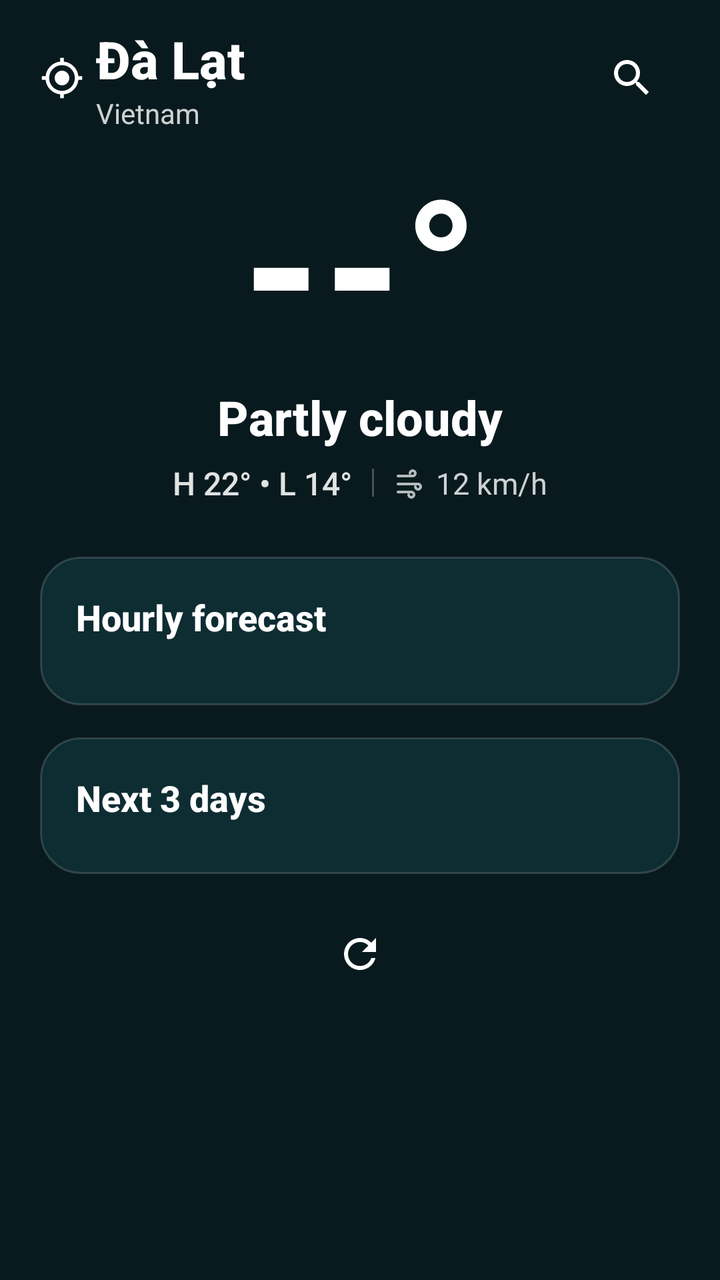
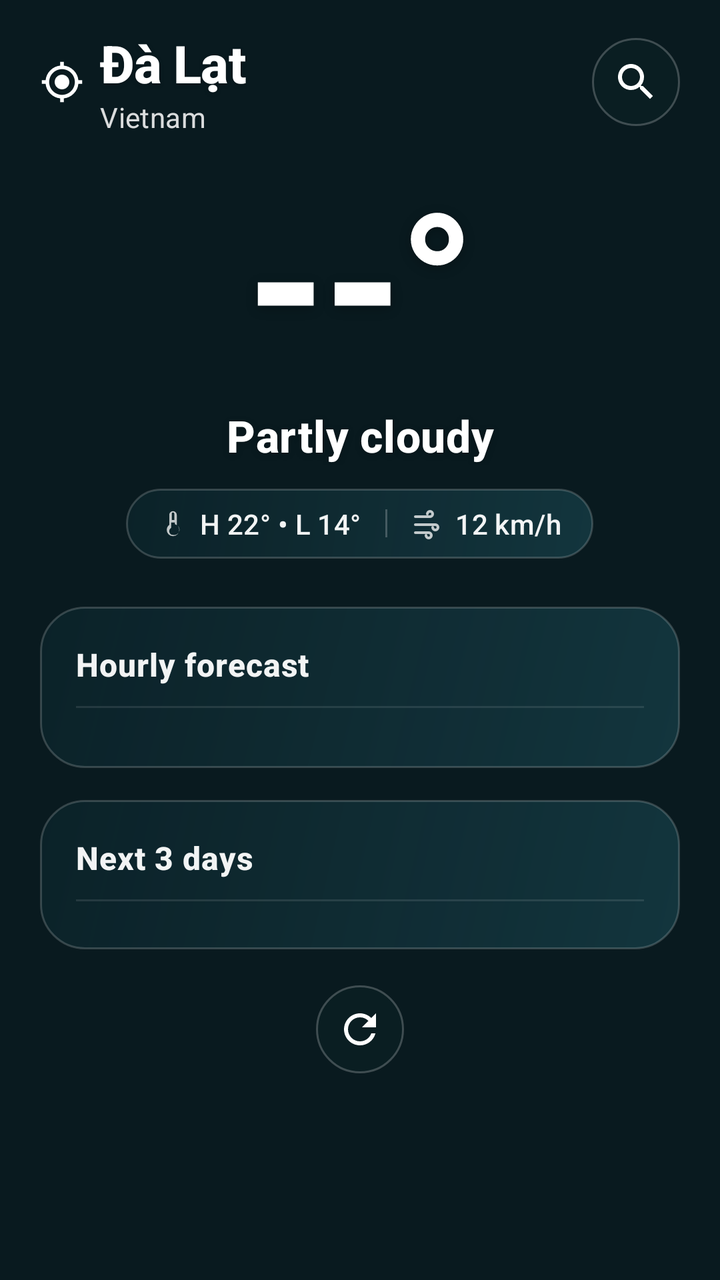

Two renders of the same Android screen: before a commit and after it. Below are the layout's source before the change and the commit's diff.
<!-- AndroidManifest.xml: application theme Theme.K3Weather -->
<!-- res/layout/layout_forecast.xml -->
<?xml version="1.0" encoding="utf-8"?>
<androidx.core.widget.NestedScrollView xmlns:android="http://schemas.android.com/apk/res/android"
    xmlns:app="http://schemas.android.com/apk/res-auto"
    android:layout_width="match_parent"
    android:layout_height="match_parent"
    android:fillViewport="true"
    android:background="@android:color/transparent">

    <LinearLayout
        android:layout_width="match_parent"
        android:layout_height="wrap_content"
        android:orientation="vertical"
        android:paddingHorizontal="20dp"
        android:paddingTop="12dp"
        android:paddingBottom="24dp">

        
        <LinearLayout
            android:layout_width="match_parent"
            android:layout_height="wrap_content"
            android:gravity="center_vertical"
            android:orientation="horizontal">

            <ImageView
                android:id="@+id/ivLocationPin"
                android:layout_width="22dp"
                android:layout_height="22dp"
                android:layout_marginEnd="6dp"
                android:contentDescription="@null"
                android:src="@drawable/ic_location"
                app:tint="@android:color/white" />

            <LinearLayout
                android:layout_width="0dp"
                android:layout_height="wrap_content"
                android:layout_weight="1"
                android:orientation="vertical">

                <TextView
                    android:id="@+id/cityName"
                    android:layout_width="wrap_content"
                    android:layout_height="wrap_content"
                    android:text="Đà Lạt"
                    android:textColor="@android:color/white"
                    android:textSize="26sp"
                    android:textStyle="bold"
                    android:fontFamily="sans-serif-medium" />

                <TextView
                    android:id="@+id/citySubtitle"
                    android:layout_width="wrap_content"
                    android:layout_height="wrap_content"
                    android:text="Vietnam"
                    android:textColor="#CCFFFFFF"
                    android:textSize="14sp"
                    android:fontFamily="sans-serif" />
            </LinearLayout>

            
            <ImageButton
                android:id="@+id/btnCurrentLocation"
                android:layout_width="44dp"
                android:layout_height="44dp"
                android:layout_marginEnd="6dp"
                android:background="@drawable/bg_circle_translucent"
                android:contentDescription="@string/my_location"
                android:padding="10dp"
                android:src="@drawable/ic_my_location"
                android:visibility="gone"
                app:tint="@color/accent_cyan" />

            <ImageButton
                android:id="@+id/searchButton"
                android:layout_width="48dp"
                android:layout_height="48dp"
                android:background="?attr/selectableItemBackgroundBorderless"
                android:contentDescription="Search cities"
                android:src="@drawable/ic_search"
                app:tint="@android:color/white" />
        </LinearLayout>

        
        <LinearLayout
            android:id="@+id/btnReturnCurrentLocation"
            android:layout_width="wrap_content"
            android:layout_height="wrap_content"
            android:layout_marginTop="8dp"
            android:background="@drawable/bg_pill_accent_translucent"
            android:gravity="center_vertical"
            android:orientation="horizontal"
            android:paddingHorizontal="12dp"
            android:paddingVertical="6dp"
            android:clickable="true"
            android:focusable="true"
            android:visibility="gone">

            <ImageView
                android:id="@+id/ivReturnIcon"
                android:layout_width="14dp"
                android:layout_height="14dp"
                android:layout_marginEnd="6dp"
                android:contentDescription="@null"
                android:src="@drawable/ic_my_location"
                app:tint="@color/accent_cyan" />

            <TextView
                android:id="@+id/tvReturnLabel"
                android:layout_width="wrap_content"
                android:layout_height="wrap_content"
                android:text="@string/return_to_current_location"
                android:textColor="@color/accent_cyan"
                android:textSize="12sp"
                android:fontFamily="sans-serif-medium" />
        </LinearLayout>

        <TextView
            android:id="@+id/staleBadge"
            android:layout_width="wrap_content"
            android:layout_height="wrap_content"
            android:layout_gravity="center_horizontal"
            android:layout_marginTop="10dp"
            android:background="@drawable/bg_card_translucent"
            android:paddingHorizontal="12dp"
            android:paddingVertical="5dp"
            android:text="@string/showing_saved_forecast"
            android:textColor="@android:color/white"
            android:textSize="12sp"
            android:visibility="gone" />

        <ProgressBar
            android:id="@+id/forecastProgress"
            android:layout_width="32dp"
            android:layout_height="32dp"
            android:layout_gravity="center_horizontal"
            android:layout_marginTop="8dp"
            android:visibility="gone" />

        
        <TextView
            android:id="@+id/temperature"
            android:layout_width="match_parent"
            android:layout_height="wrap_content"
            android:gravity="center"
            android:layout_marginTop="14dp"
            android:text="--°"
            android:textColor="@android:color/white"
            android:textSize="96sp"
            android:textStyle="bold"
            android:fontFamily="sans-serif-medium"
            android:includeFontPadding="false" />

        
        <TextView
            android:id="@+id/condition"
            android:layout_width="match_parent"
            android:layout_height="wrap_content"
            android:gravity="center"
            android:text="Partly cloudy"
            android:textColor="@android:color/white"
            android:textSize="24sp"
            android:textStyle="bold"
            android:fontFamily="sans-serif-medium" />

        
        <LinearLayout
            android:id="@+id/rowDetails"
            android:layout_width="wrap_content"
            android:layout_height="wrap_content"
            android:layout_gravity="center_horizontal"
            android:layout_marginTop="6dp"
            android:gravity="center_vertical"
            android:orientation="horizontal">

            <TextView
                android:id="@+id/highLow"
                android:layout_width="wrap_content"
                android:layout_height="wrap_content"
                android:text="H 22° • L 14°"
                android:textColor="#E0FFFFFF"
                android:textSize="16sp"
                android:fontFamily="sans-serif-medium" />

            <View
                android:layout_width="1dp"
                android:layout_height="14dp"
                android:layout_marginHorizontal="10dp"
                android:background="#40FFFFFF" />

            <ImageView
                android:layout_width="16dp"
                android:layout_height="16dp"
                android:layout_marginEnd="5dp"
                android:contentDescription="@null"
                android:src="@drawable/ic_wind"
                app:tint="#CCFFFFFF" />

            <TextView
                android:id="@+id/tvWindSpeed"
                android:layout_width="wrap_content"
                android:layout_height="wrap_content"
                android:text="12 km/h"
                android:textColor="#CCFFFFFF"
                android:textSize="15sp"
                android:fontFamily="sans-serif" />
        </LinearLayout>

        
        <LinearLayout
            android:layout_width="match_parent"
            android:layout_height="wrap_content"
            android:layout_marginTop="26dp"
            android:background="@drawable/bg_card_translucent"
            android:orientation="vertical"
            android:padding="18dp">

            <TextView
                android:layout_width="wrap_content"
                android:layout_height="wrap_content"
                android:text="@string/hourly_forecast"
                android:textColor="@android:color/white"
                android:textSize="18sp"
                android:textStyle="bold"
                android:fontFamily="sans-serif-medium" />

            <androidx.recyclerview.widget.RecyclerView
                android:id="@+id/hourlyList"
                android:layout_width="match_parent"
                android:layout_height="wrap_content"
                android:layout_marginTop="14dp"
                android:clipToPadding="false"
                android:orientation="horizontal"
                android:overScrollMode="never"
                app:layoutManager="androidx.recyclerview.widget.LinearLayoutManager" />
        </LinearLayout>

        
        <LinearLayout
            android:layout_width="match_parent"
            android:layout_height="wrap_content"
            android:layout_marginTop="16dp"
            android:background="@drawable/bg_card_translucent"
            android:orientation="vertical"
            android:padding="18dp">

            <TextView
                android:layout_width="wrap_content"
                android:layout_height="wrap_content"
                android:text="@string/next_3_days"
                android:textColor="@android:color/white"
                android:textSize="18sp"
                android:textStyle="bold"
                android:fontFamily="sans-serif-medium" />

            <LinearLayout
                android:id="@+id/dailyRows"
                android:layout_width="match_parent"
                android:layout_height="wrap_content"
                android:orientation="vertical"
                android:layout_marginTop="8dp" />
        </LinearLayout>

        
        <LinearLayout
            android:layout_width="match_parent"
            android:layout_height="wrap_content"
            android:gravity="center"
            android:orientation="horizontal"
            android:layout_marginTop="16dp">

            <Button
                android:id="@+id/retryButton"
                android:layout_width="wrap_content"
                android:layout_height="wrap_content"
                android:text="Retry"
                android:visibility="gone" />

            <ImageButton
                android:id="@+id/refreshButton"
                android:layout_width="48dp"
                android:layout_height="48dp"
                android:background="?attr/selectableItemBackgroundBorderless"
                android:contentDescription="Refresh forecast"
                android:src="@drawable/ic_refresh"
                app:tint="@android:color/white" />
        </LinearLayout>
    </LinearLayout>
</androidx.core.widget.NestedScrollView>
<!-- resources referenced by this layout -->
<resources>
  <color name="accent_cyan">#00E5FF</color>
  <!-- drawable bg_card_translucent (drawable) -->
  <shape xmlns:android="http://schemas.android.com/apk/res/android"
      android:shape="rectangle">
      <solid android:color="#C010343A" />
      <corners android:radius="20dp" />
      <stroke
          android:width="1dp"
          android:color="#26FFFFFF" />
  </shape>
  <!-- drawable bg_circle_translucent (drawable) -->
  <?xml version="1.0" encoding="utf-8"?>
  <shape xmlns:android="http://schemas.android.com/apk/res/android"
      android:shape="oval">
      <solid android:color="#330E282E" />
      <stroke
          android:width="1dp"
          android:color="#4DFFFFFF" />
  </shape>
  <!-- drawable bg_pill_accent_translucent (drawable) -->
  <?xml version="1.0" encoding="utf-8"?>
  <shape xmlns:android="http://schemas.android.com/apk/res/android"
      android:shape="rectangle">
      <corners android:radius="14dp" />
      <solid android:color="#2600E5FF" />
      <stroke
          android:width="1dp"
          android:color="#6600E5FF" />
  </shape>
  <!-- drawable ic_refresh (drawable) -->
  <vector xmlns:android="http://schemas.android.com/apk/res/android"
      android:width="24dp"
      android:height="24dp"
      android:viewportWidth="24"
      android:viewportHeight="24">
      <path
          android:fillColor="#FFFFFF"
          android:pathData="M17.65,6.35C16.2,4.9 14.21,4 12,4c-4.42,0 -7.99,3.58 -7.99,8s3.57,8 7.99,8c3.73,0 6.84,-2.55 7.73,-6h-2.08c-0.82,2.33 -3.04,4 -5.65,4 -3.31,0 -6,-2.69 -6,-6s2.69,-6 6,-6c1.66,0 3.14,0.69 4.22,1.78L13,11h7V4l-2.35,2.35z"/>
  </vector>
  <!-- drawable ic_search (drawable) -->
  <vector xmlns:android="http://schemas.android.com/apk/res/android"
      android:width="24dp"
      android:height="24dp"
      android:viewportWidth="24"
      android:viewportHeight="24">
      <path
          android:fillColor="#FFFFFF"
          android:pathData="M15.5,14h-0.79l-0.28,-0.27C15.41,12.59 16,11.11 16,9.5 16,5.91 13.09,3 9.5,3S3,5.91 3,9.5 5.91,16 9.5,16c1.61,0 3.09,-0.59 4.23,-1.57l0.27,0.28v0.79l5,4.99L20.49,19l-4.99,-5zM9.5,14C7.01,14 5,11.99 5,9.5S7.01,5 9.5,5 14,7.01 14,9.5 11.99,14 9.5,14z"/>
  </vector>
  <!-- drawable ic_wind (drawable) -->
  <vector xmlns:android="http://schemas.android.com/apk/res/android"
      android:width="24dp"
      android:height="24dp"
      android:viewportWidth="24"
      android:viewportHeight="24">
      <path
          android:fillColor="#E0FFFFFF"
          android:pathData="M3,8h11a3,3 0 1,0 -3,-3 1,1 0 0,0 2,0 1,1 0 1,1 1,1H3a1,1 0 0,0 0,2zm15,4H3a1,1 0 0,0 0,2h15a1,1 0 1,1 -1,1 1,1 0 0,0 -2,0 3,3 0 1,0 3,-3zm-5,6H3a1,1 0 0,0 0,2h10a1,1 0 1,1 -1,1 1,1 0 0,0 -2,0 3,3 0 1,0 3,-3z"/>
  </vector>
  <string name="hourly_forecast">Hourly forecast</string>
  <string name="my_location">My Location</string>
  <string name="next_3_days">Next 3 days</string>
  <string name="return_to_current_location">Return to current location</string>
  <string name="showing_saved_forecast">Showing saved forecast</string>
  <color name="primary_teal">#0F2C33</color>
  <color name="primary_dark_teal">#091A1F</color>
  <!-- unchanged entries left out for length: 3 -->
</resources>

<!-- the commit's change to res/layout/layout_forecast.xml (unified diff, before → after) -->
@@ -4,6 +4,7 @@
     android:layout_width="match_parent"
     android:layout_height="match_parent"
     android:fillViewport="true"
+    android:overScrollMode="never"
     android:background="@android:color/transparent">
 
     <LinearLayout
@@ -11,8 +12,8 @@
         android:layout_height="wrap_content"
         android:orientation="vertical"
         android:paddingHorizontal="20dp"
-        android:paddingTop="12dp"
-        android:paddingBottom="24dp">
+        android:paddingTop="14dp"
+        android:paddingBottom="28dp">
 
         
         <LinearLayout
@@ -25,7 +26,7 @@
                 android:id="@+id/ivLocationPin"
                 android:layout_width="22dp"
                 android:layout_height="22dp"
-                android:layout_marginEnd="6dp"
+                android:layout_marginEnd="8dp"
                 android:contentDescription="@null"
                 android:src="@drawable/ic_location"
                 app:tint="@android:color/white" />
@@ -34,25 +35,36 @@
                 android:layout_width="0dp"
                 android:layout_height="wrap_content"
                 android:layout_weight="1"
+                android:layout_marginEnd="8dp"
                 android:orientation="vertical">
 
                 <TextView
                     android:id="@+id/cityName"
                     android:layout_width="wrap_content"
                     android:layout_height="wrap_content"
+                    android:ellipsize="end"
+                    android:maxLines="1"
                     android:text="Đà Lạt"
                     android:textColor="@android:color/white"
                     android:textSize="26sp"
                     android:textStyle="bold"
+                    android:letterSpacing="-0.01"
+                    android:shadowColor="#33000000"
+                    android:shadowDx="0"
+                    android:shadowDy="2"
+                    android:shadowRadius="6"
                     android:fontFamily="sans-serif-medium" />
 
                 <TextView
                     android:id="@+id/citySubtitle"
                     android:layout_width="wrap_content"
                     android:layout_height="wrap_content"
+                    android:ellipsize="end"
+                    android:maxLines="1"
                     android:text="Vietnam"
-                    android:textColor="#CCFFFFFF"
+                    android:textColor="#D9FFFFFF"
                     android:textSize="14sp"
+                    android:letterSpacing="0.01"
                     android:fontFamily="sans-serif" />
             </LinearLayout>
 
@@ -61,7 +73,7 @@
                 android:id="@+id/btnCurrentLocation"
                 android:layout_width="44dp"
                 android:layout_height="44dp"
-                android:layout_marginEnd="6dp"
+                android:layout_marginEnd="8dp"
                 android:background="@drawable/bg_circle_translucent"
                 android:contentDescription="@string/my_location"
                 android:padding="10dp"
@@ -71,10 +83,11 @@
 
             <ImageButton
                 android:id="@+id/searchButton"
-                android:layout_width="48dp"
-                android:layout_height="48dp"
-                android:background="?attr/selectableItemBackgroundBorderless"
-                android:contentDescription="Search cities"
+                android:layout_width="44dp"
+                android:layout_height="44dp"
+                android:background="@drawable/bg_circle_translucent"
+                android:padding="10dp"
+                android:contentDescription="@string/search_locations"
                 android:src="@drawable/ic_search"
                 app:tint="@android:color/white" />
         </LinearLayout>
@@ -84,12 +97,12 @@
             android:id="@+id/btnReturnCurrentLocation"
             android:layout_width="wrap_content"
             android:layout_height="wrap_content"
-            android:layout_marginTop="8dp"
+            android:layout_marginTop="10dp"
             android:background="@drawable/bg_pill_accent_translucent"
             android:gravity="center_vertical"
             android:orientation="horizontal"
-            android:paddingHorizontal="12dp"
-            android:paddingVertical="6dp"
+            android:paddingHorizontal="14dp"
+            android:paddingVertical="7dp"
             android:clickable="true"
             android:focusable="true"
             android:visibility="gone">
@@ -110,6 +123,7 @@
                 android:text="@string/return_to_current_location"
                 android:textColor="@color/accent_cyan"
                 android:textSize="12sp"
+                android:letterSpacing="0.01"
                 android:fontFamily="sans-serif-medium" />
         </LinearLayout>
 
@@ -120,11 +134,13 @@
             android:layout_gravity="center_horizontal"
             android:layout_marginTop="10dp"
             android:background="@drawable/bg_card_translucent"
-            android:paddingHorizontal="12dp"
-            android:paddingVertical="5dp"
+            android:paddingHorizontal="14dp"
+            android:paddingVertical="6dp"
             android:text="@string/showing_saved_forecast"
-            android:textColor="@android:color/white"
+            android:textColor="#E6FFFFFF"
             android:textSize="12sp"
+            android:letterSpacing="0.02"
+            android:fontFamily="sans-serif-medium"
             android:visibility="gone" />
 
         <ProgressBar
@@ -141,11 +157,16 @@
             android:layout_width="match_parent"
             android:layout_height="wrap_content"
             android:gravity="center"
-            android:layout_marginTop="14dp"
+            android:layout_marginTop="18dp"
             android:text="--°"
             android:textColor="@android:color/white"
-            android:textSize="96sp"
+            android:textSize="98sp"
             android:textStyle="bold"
+            android:letterSpacing="-0.03"
+            android:shadowColor="#40000000"
+            android:shadowDx="0"
+            android:shadowDy="4"
+            android:shadowRadius="14"
             android:fontFamily="sans-serif-medium"
             android:includeFontPadding="false" />
 
@@ -154,11 +175,17 @@
             android:id="@+id/condition"
             android:layout_width="match_parent"
             android:layout_height="wrap_content"
+            android:layout_marginTop="2dp"
             android:gravity="center"
             android:text="Partly cloudy"
             android:textColor="@android:color/white"
-            android:textSize="24sp"
+            android:textSize="22sp"
             android:textStyle="bold"
+            android:letterSpacing="0.01"
+            android:shadowColor="#33000000"
+            android:shadowDx="0"
+            android:shadowDy="2"
+            android:shadowRadius="8"
             android:fontFamily="sans-serif-medium" />
 
         
@@ -167,48 +194,61 @@
             android:layout_width="wrap_content"
             android:layout_height="wrap_content"
             android:layout_gravity="center_horizontal"
-            android:layout_marginTop="6dp"
+            android:layout_marginTop="12dp"
+            android:background="@drawable/bg_card_translucent"
+            android:paddingHorizontal="16dp"
+            android:paddingVertical="8dp"
             android:gravity="center_vertical"
             android:orientation="horizontal">
 
+            <ImageView
+                android:layout_width="15dp"
+                android:layout_height="15dp"
+                android:layout_marginEnd="6dp"
+                android:contentDescription="@null"
+                android:src="@drawable/ic_thermometer"
+                app:tint="#D9FFFFFF" />
+
             <TextView
                 android:id="@+id/highLow"
                 android:layout_width="wrap_content"
                 android:layout_height="wrap_content"
                 android:text="H 22° • L 14°"
-                android:textColor="#E0FFFFFF"
-                android:textSize="16sp"
+                android:textColor="#F2FFFFFF"
+                android:textSize="14sp"
+                android:letterSpacing="0.01"
                 android:fontFamily="sans-serif-medium" />
 
             <View
                 android:layout_width="1dp"
                 android:layout_height="14dp"
-                android:layout_marginHorizontal="10dp"
-                android:background="#40FFFFFF" />
+                android:layout_marginHorizontal="12dp"
+                android:background="#38FFFFFF" />
 
             <ImageView
                 android:layout_width="16dp"
                 android:layout_height="16dp"
-                android:layout_marginEnd="5dp"
+                android:layout_marginEnd="6dp"
                 android:contentDescription="@null"
                 android:src="@drawable/ic_wind"
-                app:tint="#CCFFFFFF" />
+                app:tint="#D9FFFFFF" />
 
             <TextView
                 android:id="@+id/tvWindSpeed"
                 android:layout_width="wrap_content"
                 android:layout_height="wrap_content"
                 android:text="12 km/h"
-                android:textColor="#CCFFFFFF"
-                android:textSize="15sp"
-                android:fontFamily="sans-serif" />
-        </LinearLayout>
-
-        
-        <LinearLayout
-            android:layout_width="match_parent"
-            android:layout_height="wrap_content"
-            android:layout_marginTop="26dp"
+                android:textColor="#F2FFFFFF"
+                android:textSize="14sp"
+                android:letterSpacing="0.01"
+                android:fontFamily="sans-serif-medium" />
+        </LinearLayout>
+
+        
+        <LinearLayout
+            android:layout_width="match_parent"
+            android:layout_height="wrap_content"
+            android:layout_marginTop="24dp"
             android:background="@drawable/bg_card_translucent"
             android:orientation="vertical"
             android:padding="18dp">
@@ -217,16 +257,23 @@
                 android:layout_width="wrap_content"
                 android:layout_height="wrap_content"
                 android:text="@string/hourly_forecast"
-                android:textColor="@android:color/white"
-                android:textSize="18sp"
+                android:textColor="#F2FFFFFF"
+                android:textSize="16sp"
                 android:textStyle="bold"
-                android:fontFamily="sans-serif-medium" />
+                android:letterSpacing="0.02"
+                android:fontFamily="sans-serif-medium" />
+
+            <View
+                android:layout_width="match_parent"
+                android:layout_height="1dp"
+                android:layout_marginTop="10dp"
+                android:background="#1AFFFFFF" />
 
             <androidx.recyclerview.widget.RecyclerView
                 android:id="@+id/hourlyList"
                 android:layout_width="match_parent"
                 android:layout_height="wrap_content"
-                android:layout_marginTop="14dp"
+                android:layout_marginTop="12dp"
                 android:clipToPadding="false"
                 android:orientation="horizontal"
                 android:overScrollMode="never"
@@ -246,17 +293,24 @@
                 android:layout_width="wrap_content"
                 android:layout_height="wrap_content"
                 android:text="@string/next_3_days"
-                android:textColor="@android:color/white"
-                android:textSize="18sp"
+                android:textColor="#F2FFFFFF"
+                android:textSize="16sp"
                 android:textStyle="bold"
-                android:fontFamily="sans-serif-medium" />
+                android:letterSpacing="0.02"
+                android:fontFamily="sans-serif-medium" />
+
+            <View
+                android:layout_width="match_parent"
+                android:layout_height="1dp"
+                android:layout_marginTop="10dp"
+                android:background="#1AFFFFFF" />
 
             <LinearLayout
                 android:id="@+id/dailyRows"
                 android:layout_width="match_parent"
                 android:layout_height="wrap_content"
                 android:orientation="vertical"
-                android:layout_marginTop="8dp" />
+                android:layout_marginTop="6dp" />
         </LinearLayout>
 
         
@@ -265,20 +319,22 @@
             android:layout_height="wrap_content"
             android:gravity="center"
             android:orientation="horizontal"
-            android:layout_marginTop="16dp">
+            android:layout_marginTop="18dp">
 
             <Button
                 android:id="@+id/retryButton"
                 android:layout_width="wrap_content"
                 android:layout_height="wrap_content"
+                android:layout_marginEnd="12dp"
                 android:text="Retry"
                 android:visibility="gone" />
 
             <ImageButton
                 android:id="@+id/refreshButton"
-                android:layout_width="48dp"
-                android:layout_height="48dp"
-                android:background="?attr/selectableItemBackgroundBorderless"
+                android:layout_width="44dp"
+                android:layout_height="44dp"
+                android:background="@drawable/bg_circle_translucent"
+                android:padding="11dp"
                 android:contentDescription="Refresh forecast"
                 android:src="@drawable/ic_refresh"
                 app:tint="@android:color/white" />
<!-- resource entries referenced after the edit -->
@@ -2,22 +2,28 @@
 <resources>
   <color name="accent_cyan">#00E5FF</color>
   <!-- drawable bg_card_translucent (drawable) -->
+  <?xml version="1.0" encoding="utf-8"?>
   <shape xmlns:android="http://schemas.android.com/apk/res/android"
       android:shape="rectangle">
-      <solid android:color="#C010343A" />
-      <corners android:radius="20dp" />
+      <gradient
+          android:angle="135"
+          android:startColor="#CC153B44"
+          android:centerColor="#C2103038"
+          android:endColor="#B80B242B"
+          android:type="linear" />
+      <corners android:radius="22dp" />
       <stroke
           android:width="1dp"
-          android:color="#26FFFFFF" />
+          android:color="#2EFFFFFF" />
   </shape>
   <!-- drawable bg_circle_translucent (drawable) -->
   <?xml version="1.0" encoding="utf-8"?>
   <shape xmlns:android="http://schemas.android.com/apk/res/android"
       android:shape="oval">
-      <solid android:color="#330E282E" />
+      <solid android:color="#400E282E" />
       <stroke
           android:width="1dp"
-          android:color="#4DFFFFFF" />
+          android:color="#38FFFFFF" />
   </shape>
   <!-- drawable bg_pill_accent_translucent (drawable) -->
   <?xml version="1.0" encoding="utf-8"?>
@@ -49,6 +55,16 @@
           android:fillColor="#FFFFFF"
           android:pathData="M15.5,14h-0.79l-0.28,-0.27C15.41,12.59 16,11.11 16,9.5 16,5.91 13.09,3 9.5,3S3,5.91 3,9.5 5.91,16 9.5,16c1.61,0 3.09,-0.59 4.23,-1.57l0.27,0.28v0.79l5,4.99L20.49,19l-4.99,-5zM9.5,14C7.01,14 5,11.99 5,9.5S7.01,5 9.5,5 14,7.01 14,9.5 11.99,14 9.5,14z"/>
   </vector>
+  <!-- drawable ic_thermometer (drawable) -->
+  <vector xmlns:android="http://schemas.android.com/apk/res/android"
+      android:width="24dp"
+      android:height="24dp"
+      android:viewportWidth="24"
+      android:viewportHeight="24">
+      <path
+          android:fillColor="#E0FFFFFF"
+          android:pathData="M15,13V5a3,3 0 0,0 -6,0v8a5,5 0 1,0 6,0zm-3,-10a1,1 0 0,1 1,1v5h-2V4a1,1 0 0,1 1,-1zm0,18a3,3 0 0,1 -1.8,-5.4 1,1 0 0,0 0.4,-0.8V11h2.8v0.8a1,1 0 0,0 0.4,0.8A3,3 0 0,1 12,21z"/>
+  </vector>
   <!-- drawable ic_wind (drawable) -->
   <vector xmlns:android="http://schemas.android.com/apk/res/android"
       android:width="24dp"
@@ -63,6 +79,7 @@
   <string name="my_location">My Location</string>
   <string name="next_3_days">Next 3 days</string>
   <string name="return_to_current_location">Return to current location</string>
+  <string name="search_locations">Search locations</string>
   <string name="showing_saved_forecast">Showing saved forecast</string>
   <color name="primary_teal">#0F2C33</color>
   <color name="primary_dark_teal">#091A1F</color>
